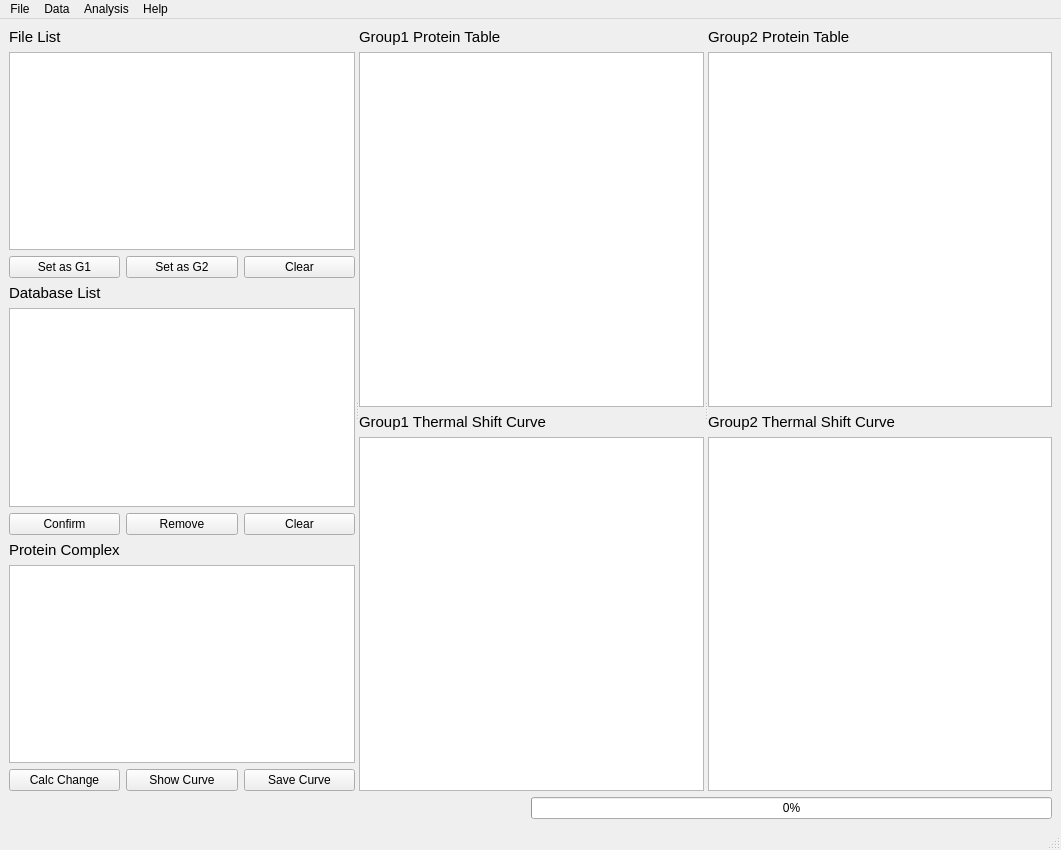
Qt form MainWindow.ui (hcji/ProSAP) before a commit.
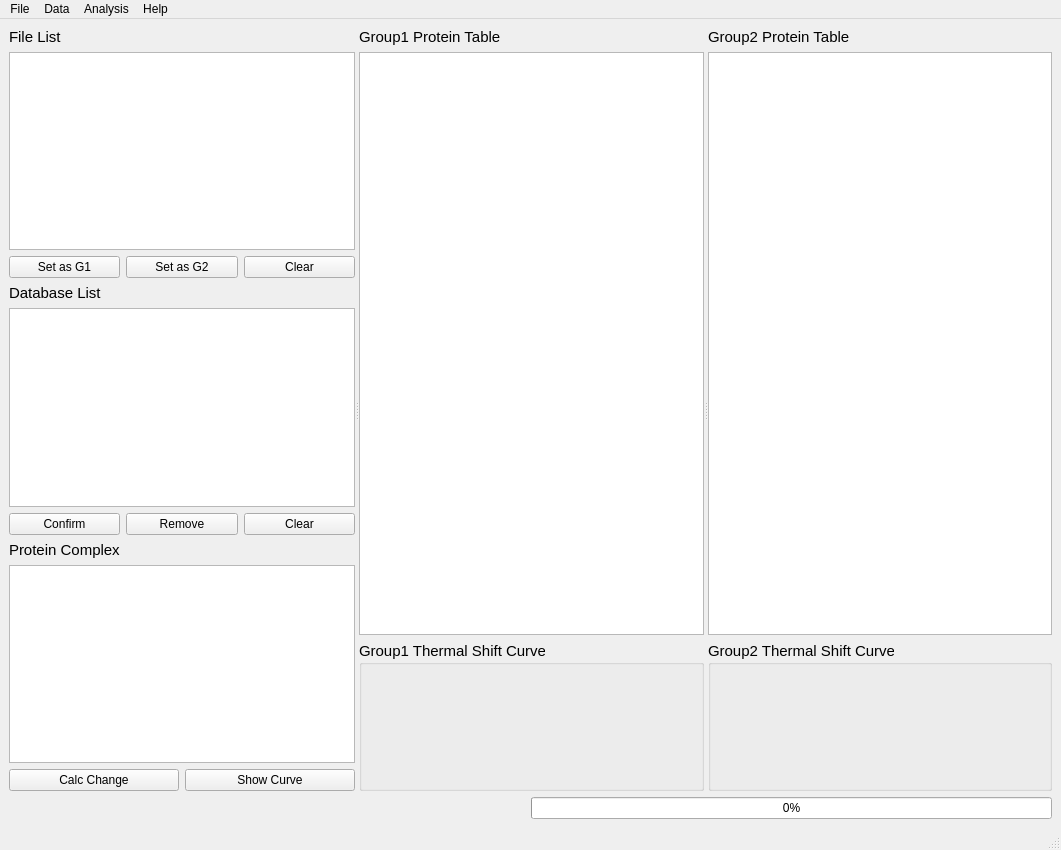
The same form after that commit. Icons and pictures are not drawn.

The edit to the form file:
```diff
--- a/MainWindow.ui
+++ b/MainWindow.ui
@@ -10,6 +10,12 @@
     <height>850</height>
    </rect>
   </property>
+  <property name="minimumSize">
+   <size>
+    <width>0</width>
+    <height>0</height>
+   </size>
+  </property>
   <property name="windowTitle">
    <string>MainWindow</string>
   </property>
@@ -136,13 +142,6 @@
             </property>
            </widget>
           </item>
-          <item>
-           <widget class="QPushButton" name="ButtonSaveCurve">
-            <property name="text">
-             <string>Save Curve</string>
-            </property>
-           </widget>
-          </item>
          </layout>
         </item>
        </layout>
@@ -167,24 +166,34 @@
           </widget>
          </item>
          <item>
-          <widget class="QTableView" name="tableProtein1"/>
+          <widget class="QTableView" name="tableProtein1">
+           <property name="minimumSize">
+            <size>
+             <width>0</width>
+             <height>200</height>
+            </size>
+           </property>
+          </widget>
          </item>
          <item>
-          <widget class="QLabel" name="labelThermalShift1">
+          <widget class="QGroupBox" name="groupBox">
+           <property name="minimumSize">
+            <size>
+             <width>0</width>
+             <height>150</height>
+            </size>
+           </property>
            <property name="font">
             <font>
              <family>Arial</family>
              <pointsize>11</pointsize>
             </font>
            </property>
-           <property name="text">
+           <property name="title">
             <string>Group1 Thermal Shift Curve</string>
            </property>
           </widget>
          </item>
-         <item>
-          <widget class="QGraphicsView" name="GraphicThermShift1"/>
-         </item>
         </layout>
        </widget>
        <widget class="QWidget" name="layoutWidget">
@@ -203,24 +212,34 @@
           </widget>
          </item>
          <item>
-          <widget class="QTableView" name="tableProtein2"/>
+          <widget class="QTableView" name="tableProtein2">
+           <property name="minimumSize">
+            <size>
+             <width>0</width>
+             <height>200</height>
+            </size>
+           </property>
+          </widget>
          </item>
          <item>
-          <widget class="QLabel" name="labelThermalShift2">
+          <widget class="QGroupBox" name="groupBox_2">
+           <property name="minimumSize">
+            <size>
+             <width>0</width>
+             <height>150</height>
+            </size>
+           </property>
            <property name="font">
             <font>
              <family>Arial</family>
              <pointsize>11</pointsize>
             </font>
            </property>
-           <property name="text">
+           <property name="title">
             <string>Group2 Thermal Shift Curve</string>
            </property>
           </widget>
          </item>
-         <item>
-          <widget class="QGraphicsView" name="GraphicThermShift2"/>
-         </item>
         </layout>
        </widget>
       </widget>
```
